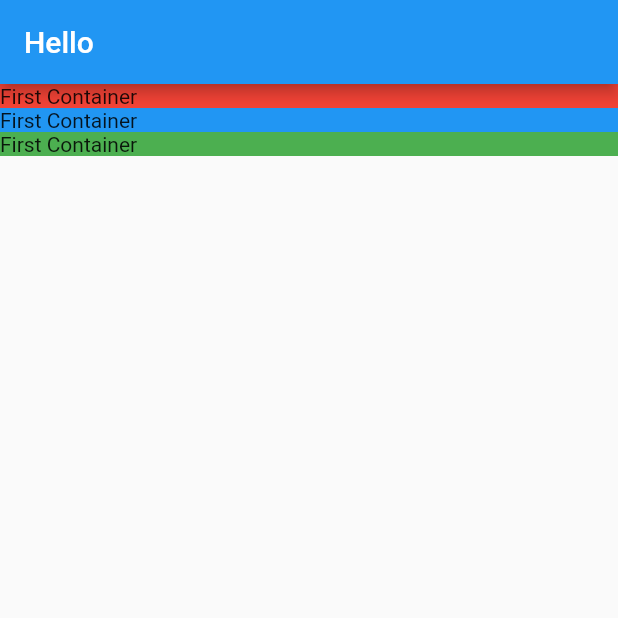
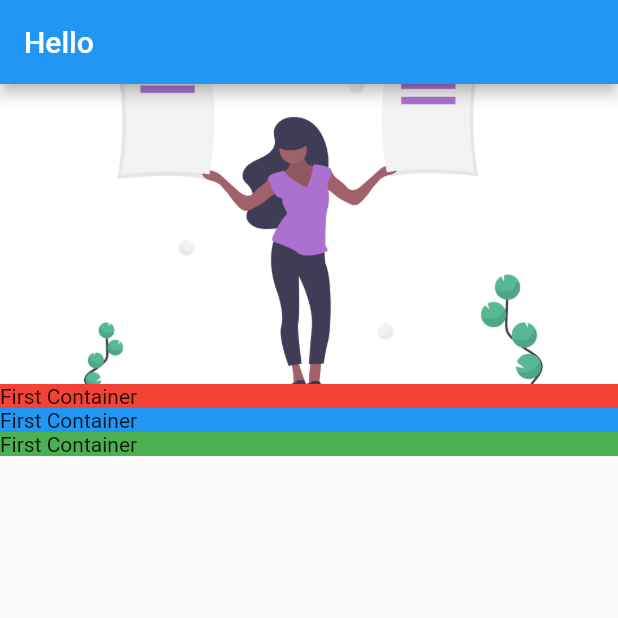
Before and after one commit to imalisusan/flutter.beginner, a Flutter app: the screen it shows after launch, on a phone screen of 412 x 824 dp, the top half of it. Run offline on Flutter 3.47's test engine with Material 2 defaults, Android fonts, the phone set to English and light mode, and no system bars.

Commit message:
Add an image to the application

```diff
--- /dev/null
+++ b/lib/screens/location_detail/image_banner.dart
@@ -0,0 +1,23 @@
+import 'package:flutter/material.dart';
+
+class ImageBanner extends StatelessWidget {
+  final String _assetPath;
+
+  ImageBanner(this._assetPath);
+
+  @override
+  Widget build(BuildContext context)
+  {
+    return Container(
+        constraints: BoxConstraints.expand(
+          height: 200.0,
+        ),
+        decoration: BoxDecoration(color: Colors.grey),
+        child: Image.asset(
+          _assetPath,
+          fit: BoxFit.cover,
+        ),
+      );
+  }
+
+}
--- a/lib/screens/location_detail/location_detail.dart
+++ b/lib/screens/location_detail/location_detail.dart
@@ -1,5 +1,7 @@
 import 'package:flutter/material.dart';
+import 'image_banner.dart';
 import 'text_section.dart';
+
 
 class LocationDetail extends StatelessWidget {
   @override
@@ -12,6 +14,7 @@ class LocationDetail extends StatelessWidget {
           mainAxisAlignment: MainAxisAlignment.start,
           crossAxisAlignment: CrossAxisAlignment.stretch,
           children: [
+            ImageBanner("assets/images/image.png"),
             TextSection(Colors.red),
             TextSection(Colors.blue),
             TextSection(Colors.green),
--- a/pubspec.yaml
+++ b/pubspec.yaml
@@ -45,9 +45,8 @@ flutter:
   uses-material-design: true
 
   # To add assets to your application, add an assets section, like this:
-  # assets:
-  #   - images/a_dot_burr.jpeg
-  #   - images/a_dot_ham.jpeg
+  assets:
+      - assets/images/
 
   # An image asset can refer to one or more resolution-specific "variants", see
   # https://flutter.dev/assets-and-images/#resolution-aware.
```
Also changed, not shown: assets/images/image.png (added).
